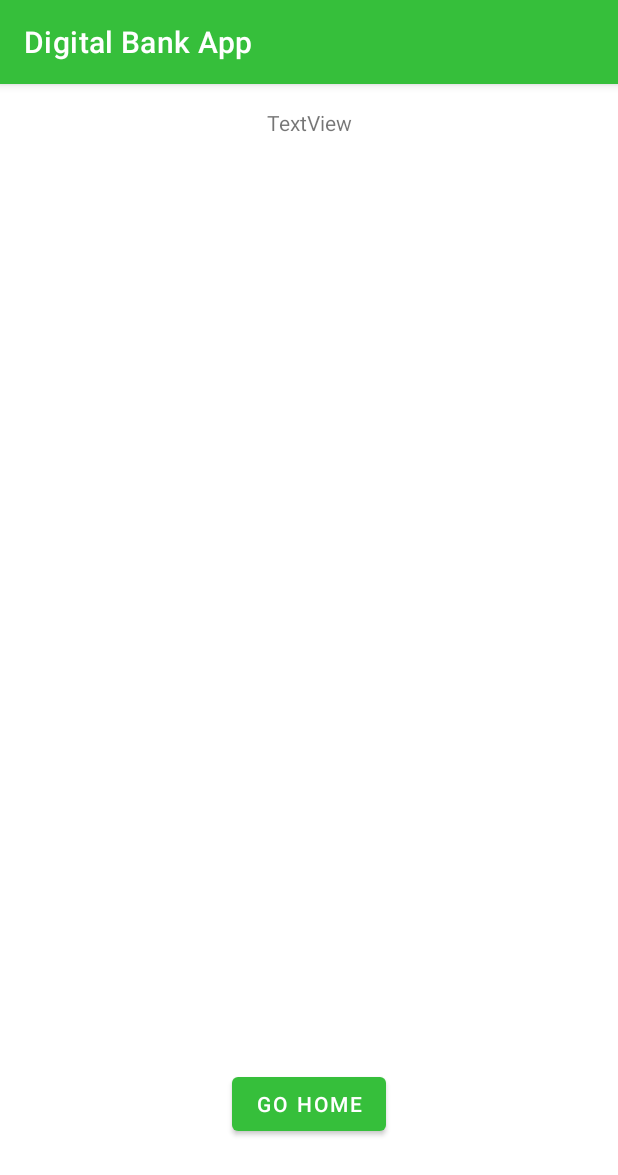
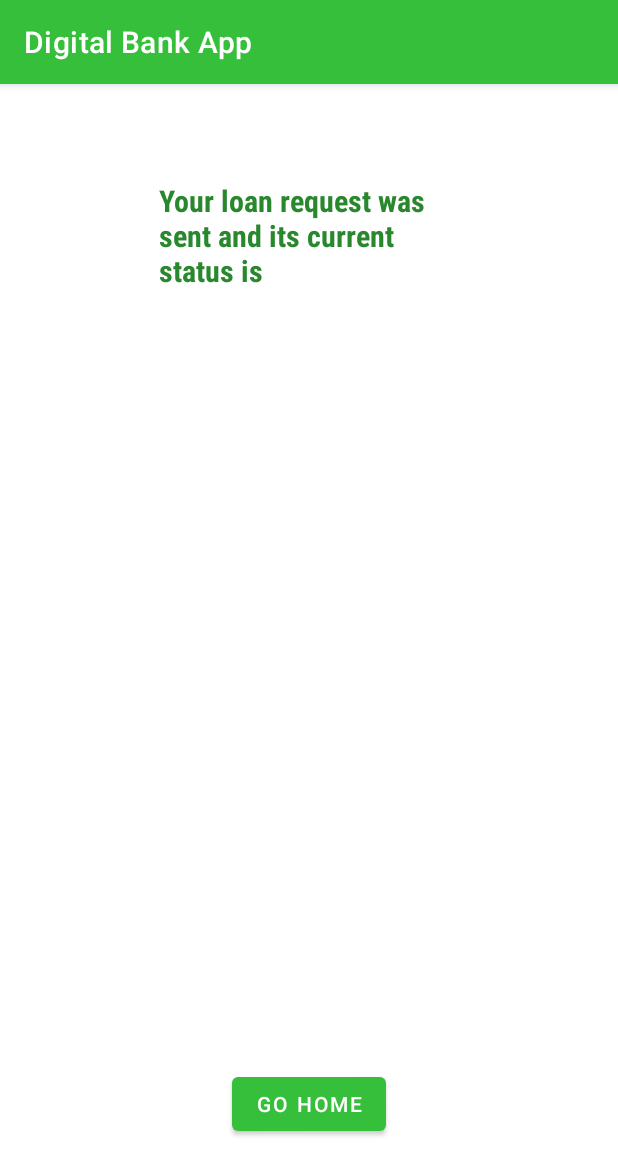
Before and after one commit to popovicilaura19/Licenta, an Android app: the RequestStatusActivity screen opened directly, with no data from a screen before it, on a phone screen of 412 x 824 dp. Shown: the top 1175 px of the screen. Run offline under Robolectric (Android 15) with nearby library versions, the light colour scheme and no system bars; our stand-ins replace Room's generated code; 2 statements that could not run were skipped.

Commit message:
set status to approved and insert into database with show of message in request status activity

```diff
--- a/app/src/main/java/com/example/licenta/HomePageActivity.java
+++ b/app/src/main/java/com/example/licenta/HomePageActivity.java
@@ -61,7 +61,7 @@ public class HomePageActivity extends AppCompatActivity {
                 client.setEmail(result.getEmail());
                 client.setPhoneNumber(result.getPhoneNumber());
                 tvHello = findViewById(R.id.id_tv_homePage);
-                tvHello.append(client.getSurname() + "!");
+                tvHello.append(" " + client.getSurname() + "!");
             }
         };
     }
@@ -76,8 +76,8 @@ public class HomePageActivity extends AppCompatActivity {
             @Override
             public void onActivityResult(ActivityResult result) {
                 if (result.getResultCode() == RESULT_CANCELED) {
-                }else{
-                    if(result.getResultCode() ==RESULT_OK && result.getData()!=null){
+                } else {
+                    if (result.getResultCode() == RESULT_OK && result.getData() != null) {
                         LoanRequest loanRequest = (LoanRequest) result.getData().getSerializableExtra(LOAN_KEY);
                         System.out.println(loanRequest);
 
--- a/app/src/main/java/com/example/licenta/RequestStatusActivity.java
+++ b/app/src/main/java/com/example/licenta/RequestStatusActivity.java
@@ -9,7 +9,10 @@ import android.widget.TextView;
 import androidx.activity.result.ActivityResultLauncher;
 import androidx.appcompat.app.AppCompatActivity;
 
+import com.example.licenta.async.Callback;
 import com.example.licenta.dto.LoanRequest;
+import com.example.licenta.services.LoanRequestService;
+import com.example.licenta.utils.RequestStatus;
 
 public class RequestStatusActivity extends AppCompatActivity {
 
@@ -20,6 +23,7 @@ public class RequestStatusActivity extends AppCompatActivity {
     public static final String LOAN_REQUEST_KEY = "loanRequestKey";
     public static final String LOAN_KEY = "loanKey";
     private LoanRequest loanRequest;
+    private LoanRequestService loanRequestService;
 
     @Override
     protected void onCreate(Bundle savedInstanceState) {
@@ -29,11 +33,23 @@ public class RequestStatusActivity extends AppCompatActivity {
         initComponents();
         intent = getIntent();
         loanRequest = (LoanRequest) getIntent().getSerializableExtra(LOAN_KEY);
-        System.out.println(loanRequest);
+        loanRequest.setStatus(RequestStatus.APPROVED);
+        loanRequestService = new LoanRequestService(getApplicationContext());
+        loanRequestService.insert(loanRequest, insertLoanCallback());
+
+    }
+
+    private Callback<LoanRequest> insertLoanCallback() {
+        return new Callback<LoanRequest>() {
+            @Override
+            public void runResultOnUiThread(LoanRequest result) {
+                tvStatus = findViewById(R.id.id_tv_status);
+                tvStatus.append(" " + result.getStatus().toString() + "!");
+            }
+        };
     }
 
     private void initComponents() {
-        tvStatus = findViewById(R.id.id_tv_status);
         btnGoHome = findViewById(R.id.id_btn_goHome);
         btnGoHome.setOnClickListener(goHomeEventListener());
     }
--- a/app/src/main/java/com/example/licenta/utils/RequestStatus.java
+++ b/app/src/main/java/com/example/licenta/utils/RequestStatus.java
@@ -1,5 +1,28 @@
 package com.example.licenta.utils;
 
 public enum RequestStatus {
-    APPROVED, REQUIRES_AGENT_REVIEW, REJECTED
+    APPROVED("Approved"),
+    REQUIRES_AGENT_REVIEW("Requires agent review"),
+    REJECTED("Rejected");
+
+    private String status;
+
+    private RequestStatus(String status) {
+        this.status = status;
+    }
+
+    @Override
+    public String toString() {
+        return status;
+    }
+
+    public  static RequestStatus getStatus(String fromString) {
+        for (RequestStatus status : RequestStatus.values()
+        ) {
+            if (status.status.equals(fromString)) {
+                return status;
+            }
+        }
+        return null;
+    }
 }
--- a/app/src/main/res/layout/activity_request_status.xml
+++ b/app/src/main/res/layout/activity_request_status.xml
@@ -8,15 +8,20 @@
 
     <TextView
         android:id="@+id/id_tv_status"
-        android:layout_width="wrap_content"
+        android:layout_width="200dp"
         android:layout_height="wrap_content"
-        android:text="TextView"
+        android:text="@string/your_loan_request_was_sent_and_its_current_status_is"
         tools:layout_editor_absoluteX="270dp"
         tools:layout_editor_absoluteY="162dp"
         app:layout_constraintStart_toStartOf="parent"
         app:layout_constraintEnd_toEndOf="parent"
         app:layout_constraintTop_toTopOf="parent"
-        android:layout_margin="16dp"/>
+        android:layout_margin="64dp"
+        android:textSize="20sp"
+        android:fontFamily="sans-serif-condensed"
+        android:textStyle="bold"
+        android:textColor="@color/dark_green"/>
+
 
     <Button
         android:id="@+id/id_btn_goHome"
--- a/app/src/main/res/values/strings.xml
+++ b/app/src/main/res/values/strings.xml
@@ -24,6 +24,7 @@
     <string name="send_loan_request">Send Loan Request</string>
     <string name="cancel">Cancel</string>
     <string name="go_home">Go Home</string>
+    <string name="your_loan_request_was_sent_and_its_current_status_is">Your loan request was sent and its current status is </string>
 
     <string-array name="creditPeriod">
         <item>12</item>
```
